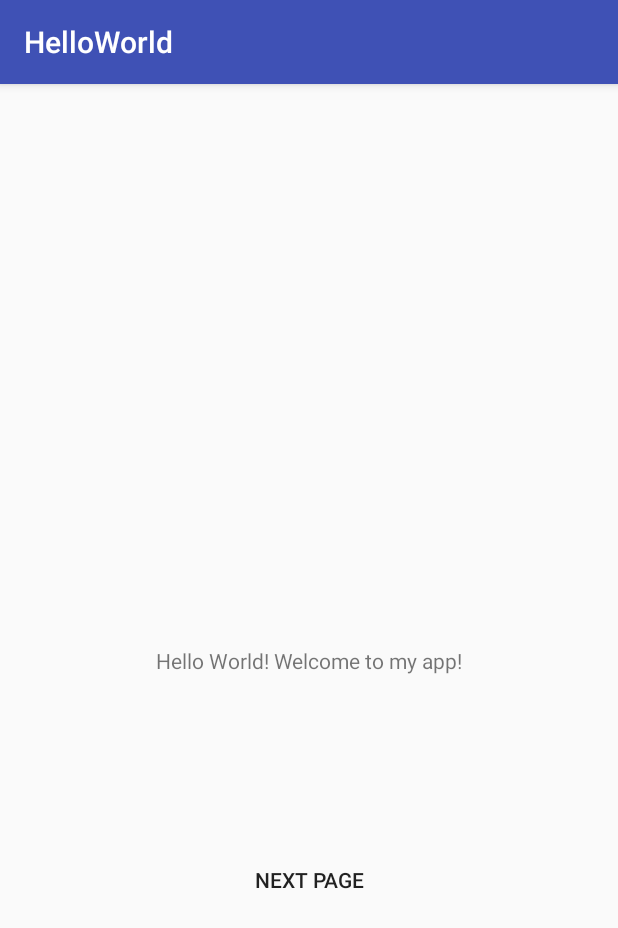
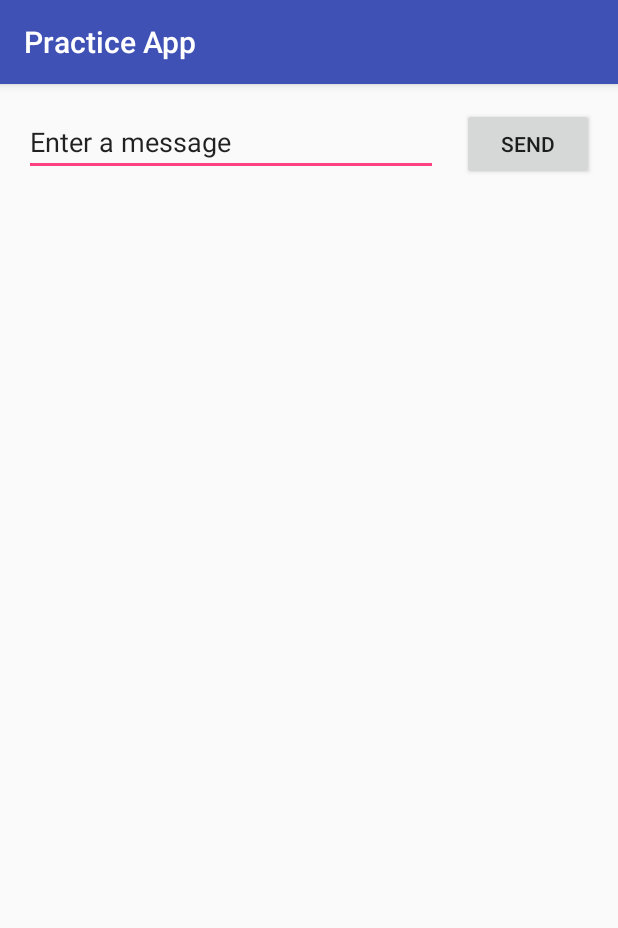
Before and after one commit to JaceG13/android-studio-practice, an Android app: the screen it shows after launch (MainActivity), on a phone screen of 412 x 824 dp. Shown: the top 928 px of the screen. Run offline under Robolectric (Android 15) with nearby library versions, the phone set to English and light mode, and no system bars.

```diff
--- a/app/src/main/java/com/example/jaygo/helloworld/MainActivity.java
+++ b/app/src/main/java/com/example/jaygo/helloworld/MainActivity.java
@@ -4,35 +4,23 @@ import android.content.Intent;
 import android.os.Bundle;
 import android.support.v7.app.AppCompatActivity;
 import android.view.View;
-import android.widget.Button;
+import android.widget.EditText;
+
 
 public class MainActivity extends AppCompatActivity {
-
+    public static final String EXTRA_MESSAGE = "com.example.jaygo.helloworld.MESSAGE";
     @Override
     protected void onCreate(Bundle savedInstanceState) {
         super.onCreate(savedInstanceState);
         setContentView(R.layout.activity_main);
-
-        Button button = findViewById(R.id.button1);
-
-        button.setOnClickListener(new View.OnClickListener() {
-
-            @Override
-
-            public void onClick(View v) {
-
-                goToSecondActivity();
-
-            }
-
-        });
     }
 
-    private void goToSecondActivity() {
-
-        Intent intent = new Intent(this, SecondActivity.class);
-
+    //Called when user taps Send button
+    public void sendMessage(View view) {
+        Intent intent = new Intent(this, DisplayMessageActivity.class);
+        EditText editText = findViewById(R.id.editText);
+        String message = editText.getText().toString();
+        intent.putExtra(EXTRA_MESSAGE, message);
         startActivity(intent);
-
     }
 }
--- a/app/src/main/res/layout/activity_main.xml
+++ b/app/src/main/res/layout/activity_main.xml
@@ -6,30 +6,27 @@
     android:layout_height="match_parent"
     tools:context="com.example.jaygo.helloworld.MainActivity">
 
-    <TextView
-        android:id="@+id/textView4"
-        android:layout_width="wrap_content"
+    <EditText
+        android:id="@+id/editText"
+        android:layout_width="0dp"
         android:layout_height="wrap_content"
-        android:text="@string/first_page"
-        app:layout_constraintBottom_toBottomOf="parent"
-        app:layout_constraintHorizontal_bias="0.502"
-        app:layout_constraintLeft_toLeftOf="parent"
-        app:layout_constraintRight_toRightOf="parent"
+        android:layout_marginStart="16dp"
+        android:layout_marginTop="16dp"
+        android:ems="10"
+        android:inputType="textPersonName"
+        android:text="@string/edit_message"
+        app:layout_constraintEnd_toStartOf="@+id/button2"
+        app:layout_constraintStart_toStartOf="parent"
         app:layout_constraintTop_toTopOf="parent" />
 
     <Button
-        android:id="@+id/button1"
-        style="@style/Widget.AppCompat.Button.Borderless"
+        android:id="@+id/button2"
         android:layout_width="wrap_content"
         android:layout_height="wrap_content"
-        android:layout_marginBottom="149dp"
-        android:layout_marginEnd="142dp"
-        android:layout_marginStart="142dp"
-        android:layout_marginTop="48dp"
-        android:text="@string/next_page_button"
-        app:layout_constraintBottom_toBottomOf="parent"
+        android:layout_marginEnd="16dp"
+        android:layout_marginStart="16dp"
+        android:text="@string/button_send"
+        app:layout_constraintBaseline_toBaselineOf="@+id/editText"
         app:layout_constraintEnd_toEndOf="parent"
-        app:layout_constraintStart_toStartOf="parent"
-        app:layout_constraintTop_toBottomOf="@+id/textView4" />
-
+        app:layout_constraintStart_toEndOf="@+id/editText" />
 </android.support.constraint.ConstraintLayout>
--- a/app/src/main/res/values/strings.xml
+++ b/app/src/main/res/values/strings.xml
@@ -1,6 +1,5 @@
 <resources>
-    <string name="app_name">HelloWorld</string>
-    <string name="second_page">Welcome to my second page!</string>
-    <string name="first_page">Hello World! Welcome to my app!</string>
-    <string name="next_page_button">Next Page</string>
+    <string name="app_name">Practice App</string>
+    <string name="edit_message">Enter a message</string>
+    <string name="button_send">Send</string>
 </resources>
```
Also changed, not shown: app/src/main/AndroidManifest.xml (+8 -1 lines), app/src/main/java/com/example/jaygo/helloworld/DisplayMessageActivity.java (added, +23 -0 lines), app/src/main/java/com/example/jaygo/helloworld/SecondActivity.java (deleted, +0 -13 lines), app/src/main/res/layout/activity_display_message.xml (added, +18 -0 lines), app/src/main/res/layout/activity_second.xml (deleted, +0 -22 lines).
